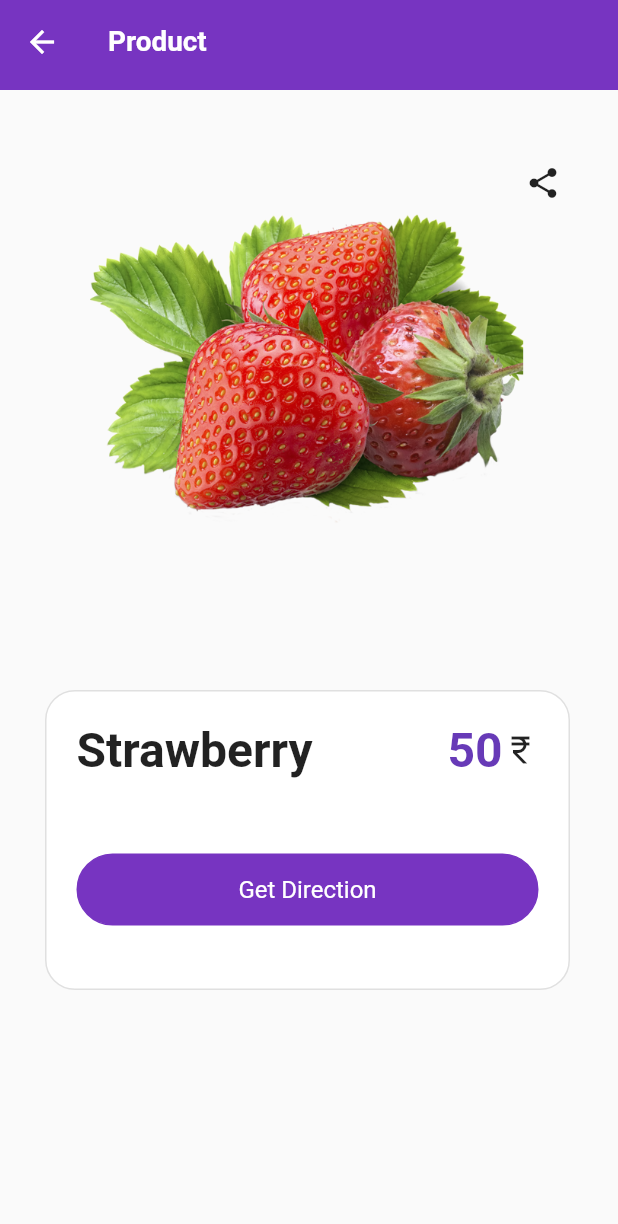
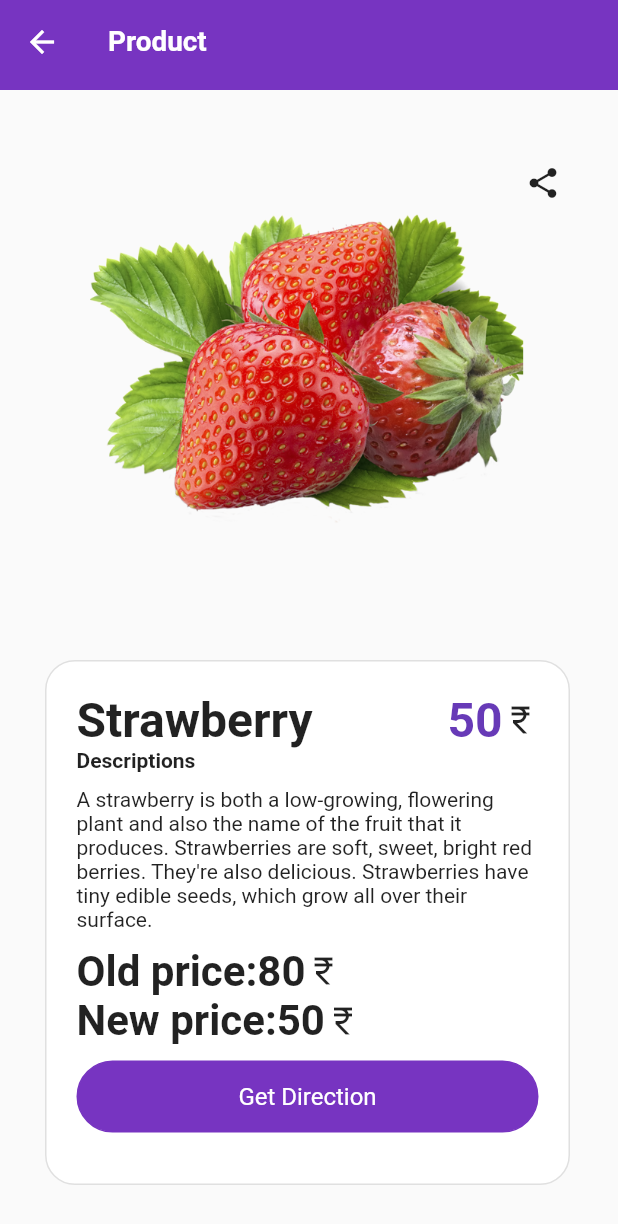
Before and after one commit to Androidaareesh/Takeurs-userapp, a Flutter app: the ProductPage screen opened directly with empty values, on a phone screen of 412 x 824 dp. Shown: the top 1224 px of the screen. Run offline on Flutter 3.47's test engine with Material 2 defaults, Android fonts, the phone set to English and light mode, and no system bars; our stand-ins replace carousel_slider, dots_indicator, flutter_svg, get, video_player; missing offline and left inert: dart:ffi; network calls fail.

Commit message:
updated detail page

```diff
--- a/lib/Screens/ProductPage.dart
+++ b/lib/Screens/ProductPage.dart
@@ -40,9 +40,9 @@ class _ProductPageState extends State<ProductPage> {
 
               Positioned(
                 left: 30,
-                top: 400,
+                top: 380,
                 child: Container(
-                  height: 200,
+                  height: 350,
                   width: 350,
                   decoration: BoxDecoration(
                     color: Colors.white,
@@ -50,8 +50,9 @@ class _ProductPageState extends State<ProductPage> {
                     border: Border.all(width: 1,color: Colors.grey.shade300)
                   ),
                   child:  Padding(
-                    padding: EdgeInsets.only(top: 20,left: 20,right: 20),
+                    padding: const EdgeInsets.only(top: 20,left: 20,right: 20),
                     child: Column(
+                      crossAxisAlignment: CrossAxisAlignment.start,
                       children: [
                         const Row(
                           mainAxisAlignment: MainAxisAlignment.spaceBetween,
@@ -77,9 +78,49 @@ class _ProductPageState extends State<ProductPage> {
                       ),
                        ],
                        ),
-                       SizedBox(
-                        height: 50,
-                       ),
+                  const Column(
+                 crossAxisAlignment: CrossAxisAlignment.stretch,
+                 children: [
+                  Text(
+                    "Descriptions",
+                    textAlign: TextAlign.start,
+                    style: TextStyle(fontWeight: FontWeight.bold),
+                  ),
+                  SizedBox(
+                    height: 10,
+                  ),
+                  Text(
+                    "A strawberry is both a low-growing, flowering plant and also the name of the fruit that it produces. Strawberries are soft, sweet, bright red berries. They're also delicious. Strawberries have tiny edible seeds, which grow all over their surface.",
+                    textAlign: TextAlign.start,
+                  )
+                ],
+              ),
+              const SizedBox(
+                      height: 10,
+                    ),
+                   const Column(
+                    crossAxisAlignment: CrossAxisAlignment.start,
+                    children: [
+                     Row(
+                       children: [
+                         Text("Old price:80",style:
+                              TextStyle(fontSize: 28,
+                              fontWeight: FontWeight.bold),),
+                              Icon(Icons.currency_rupee)
+                       ],
+                     ),
+                    Row(
+                      children: [
+                        Text("New price:50",style:
+                              TextStyle(fontSize: 28,
+                              fontWeight: FontWeight.bold),),
+                              Icon(Icons.currency_rupee)
+                      ],
+                    ),
+                   ],),
+                       const SizedBox(
+                      height: 10,
+                    ),
                   CustomButton(
                borderRadius: 50,
                  buttonclr: primaryColor,
--- a/pubspec.yaml
+++ b/pubspec.yaml
@@ -113,7 +113,6 @@ flutter:
     - assets/svg_icons/parvathy.png
     - assets/svg_icons/equipment.png
     - assets/svg_icons/Scope.png
-
     - assets/svg_icons/microscope.png
   # An image asset can refer to one or more resolution-specific "variants", see
   # https://flutter.dev/assets-and-images/#resolution-aware
```
